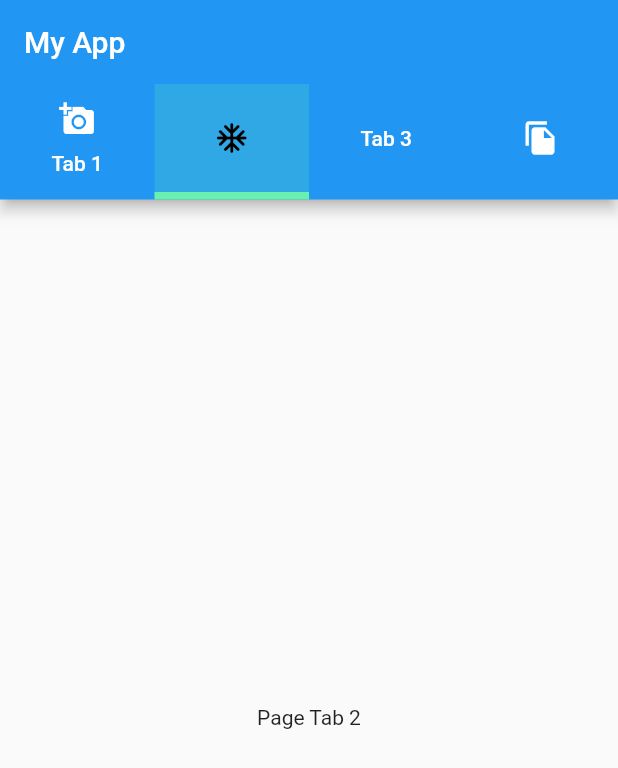
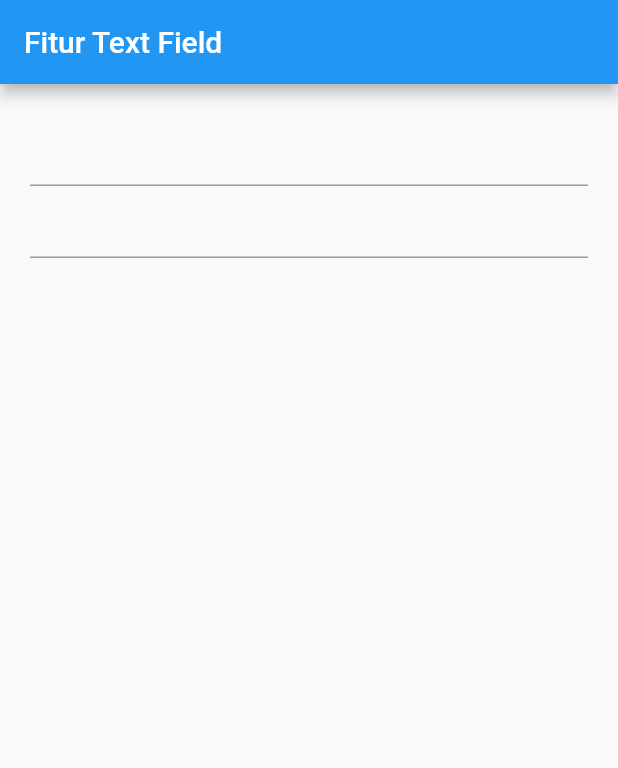
Before and after one commit to rizkitirta/flutter_fundamental, a Flutter app: the screen it shows after launch, on a phone screen of 412 x 824 dp. Shown: the top 768 px of the screen. Run offline on Flutter 3.47's test engine with Material 2 defaults, Android fonts, the phone set to English and light mode, and no system bars.

Commit message:
Fitur text field flutter

```diff
--- a/lib/main.dart
+++ b/lib/main.dart
@@ -2,66 +2,32 @@ import 'package:flutter/cupertino.dart';
 import 'package:flutter/material.dart';
 
 void main(List<String> args) {
-  runApp(MyApp());
+  runApp(myApp());
 }
 
-class MyApp extends StatelessWidget {
-  List<Tab> myTabs = [
-    Tab(
-      text: "Tab 1",
-      icon: Icon(Icons.add_a_photo),
-    ),
-    Tab(
-      icon: Icon(Icons.ac_unit_rounded),
-    ),
-    Tab(
-      text: "Tab 3",
-    ),
-    Tab(
-      icon: Icon(Icons.file_copy),
-    ),
-  ];
-
+class myApp extends StatelessWidget {
   @override
   Widget build(BuildContext context) {
     return MaterialApp(
-      debugShowCheckedModeBanner: false,
-      home: DefaultTabController(
-        initialIndex: 1,
-        length: myTabs.length,
-        child: Scaffold(
-          appBar: AppBar(
-            title: Text("My App"),
-            bottom: TabBar(
-              labelColor: Colors.black,
-              unselectedLabelColor: Colors.white,
-              indicatorColor: Colors.purple,
-              indicatorWeight: 5,
-              //custom indicator
-              indicator: BoxDecoration(
-                  color: Colors.greenAccent.withOpacity(0.2),
-                  //borderRadius: BorderRadius.circular(50),
-                  border: Border(
-                      bottom: BorderSide(color: Colors.greenAccent, width: 5))),
-              tabs: myTabs,
-            ),
-          ),
-          body: TabBarView(
-            children: [
-              Center(
-                child: Text("Page Tab 1"),
-              ),
-              Center(
-                child: Text("Page Tab 2"),
-              ),
-              Center(
-                child: Text("Page Tab 3"),
-              ),
-              Center(
-                child: Text("Page Tab 4"),
-              ),
-            ],
-          ),
+      home: Scaffold(
+        appBar: AppBar(
+          title: Text("Fitur Text Field"),
+        ),
+        body: Center(
+          child: Padding(
+              padding: const EdgeInsets.all(20),
+              child: Column(
+                children: [
+                  TextField(
+                    autocorrect: false,
+                    keyboardType: TextInputType.number,
+                  ),
+                  TextField(
+                    autocorrect: false,
+                    //autofocus: true,
+                  ),
+                ],
+              )),
         ),
       ),
     );
```
